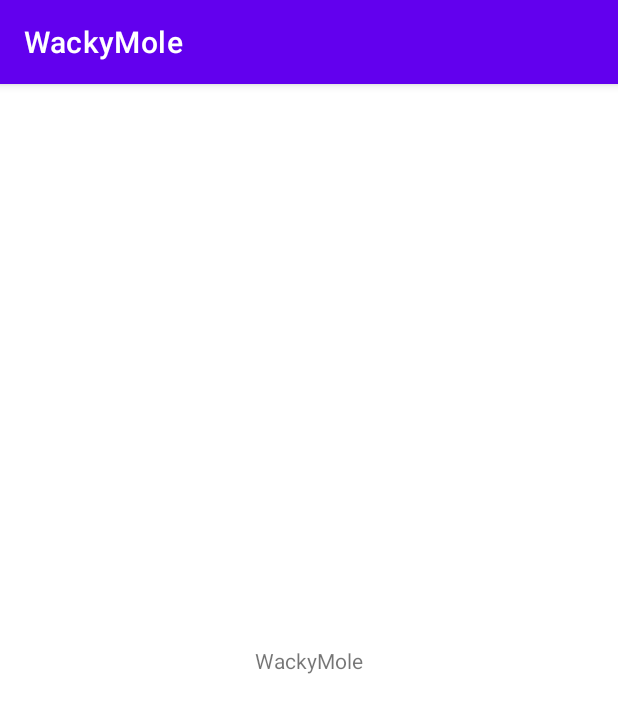
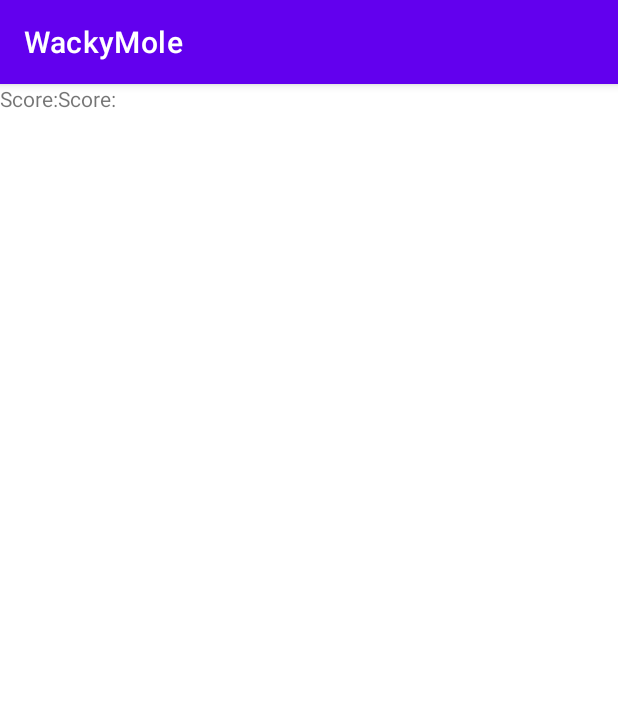
Before and after one commit to pstorli/WackyMole, an Android app: the screen it shows after launch (MainActivity), on a phone screen of 412 x 824 dp. Shown: the top 713 px of the screen. Run offline under Robolectric (Android 15) with nearby library versions, the phone set to English and light mode, and no system bars.

Commit message:
Added screedn mockup.

```diff
--- a/app/src/main/res/layout/activity_main.xml
+++ b/app/src/main/res/layout/activity_main.xml
@@ -7,12 +7,27 @@
     tools:context=".MainActivity">
 
     <TextView
+        android:id="@+id/scoreText"
         android:layout_width="wrap_content"
         android:layout_height="wrap_content"
-        android:text="@string/app_name"
-        app:layout_constraintBottom_toBottomOf="parent"
+        android:text="@string/score"
+        app:layout_constraintLeft_toLeftOf="parent"
+        app:layout_constraintTop_toTopOf="parent" />
+
+    <TextView
+        android:layout_width="wrap_content"
+        android:layout_height="wrap_content"
+        android:text="@string/score"
+        app:layout_constraintLeft_toRightOf="@+id/scoreText"
+        app:layout_constraintTop_toTopOf="parent" />
+
+    <GridLayout
+        android:id="@+id/whackGrid"
+        android:layout_width="wrap_content"
+        android:layout_height="wrap_content"
+        app:layout_constraintTop_toBottomOf="@+id/scoreText"
         app:layout_constraintLeft_toLeftOf="parent"
         app:layout_constraintRight_toRightOf="parent"
-        app:layout_constraintTop_toTopOf="parent" />
+        app:layout_constraintBottom_toBottomOf="parent"/>
 
 </androidx.constraintlayout.widget.ConstraintLayout>
--- a/app/src/main/res/values/strings.xml
+++ b/app/src/main/res/values/strings.xml
@@ -1,3 +1,7 @@
 <resources>
     <string name="app_name">WackyMole</string>
+    <string name="score">Score:</string>
+    <string name="level">Level:</string>
+    <string name="time">Time:</string>
+
 </resources>
```
Also changed, not shown: app/src/main/res/drawable/wacky_mole_title.png (added), 1 other file.
